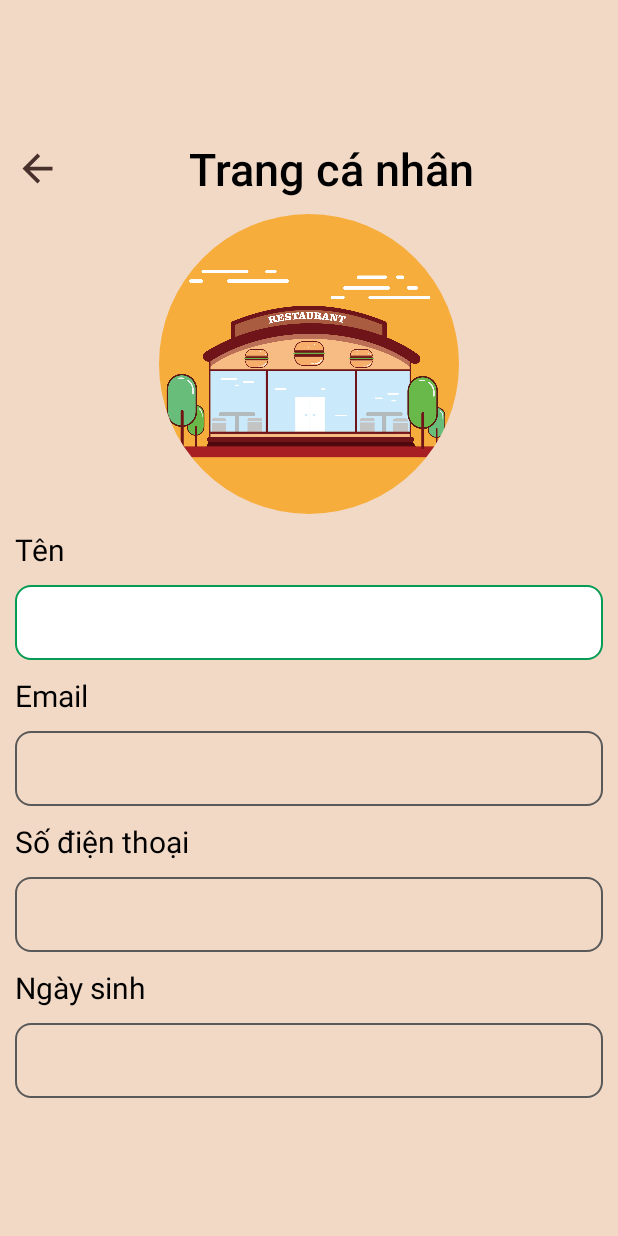
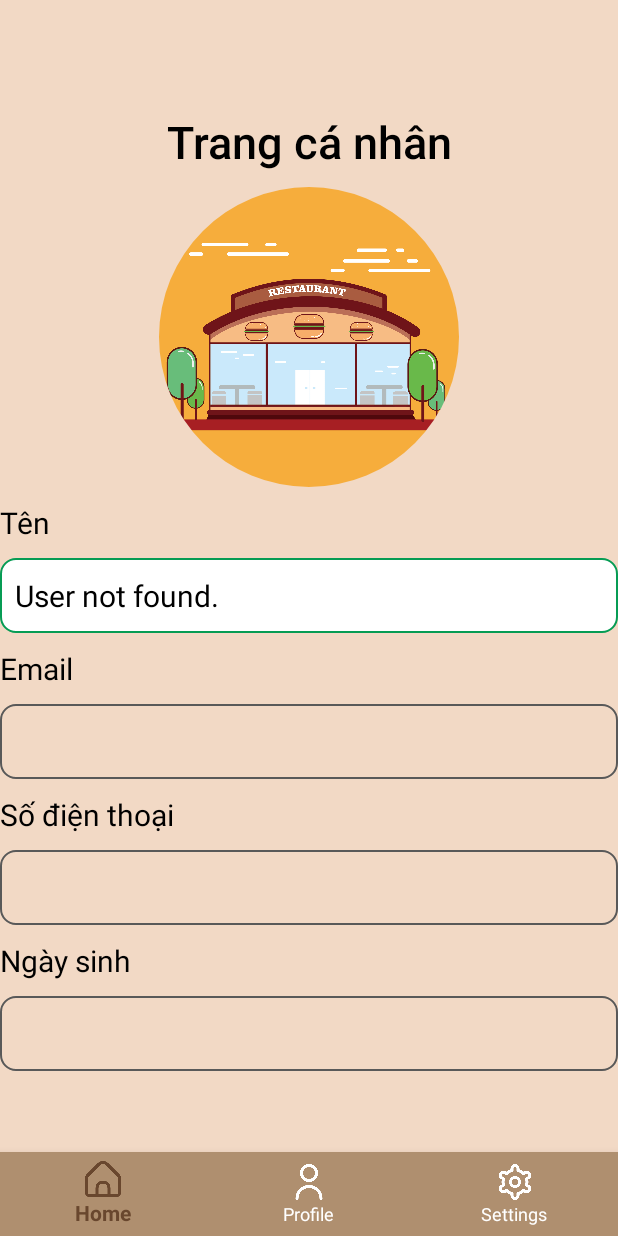
Before and after one commit to liorion-nguyen/manager-cafe, an Android app: the ProfileActivity screen opened directly, with no data from a screen before it, on a phone screen of 412 x 824 dp. Run offline under Robolectric (Android 15) with nearby library versions, the light colour scheme and no system bars; our stand-ins replace Firebase (no records; nobody signed in at launch, a user with empty details on screens opened directly).

Commit message:
feat: connect screen together and update login no out

```diff
--- a/app/src/main/java/com/example/quanlychuoicuahangcaphe/ProfileActivity.java
+++ b/app/src/main/java/com/example/quanlychuoicuahangcaphe/ProfileActivity.java
@@ -1,28 +1,91 @@
 package com.example.quanlychuoicuahangcaphe;
 
+import android.content.Intent;
 import android.content.SharedPreferences;
 import android.os.Bundle;
+import android.view.MenuItem;
+import android.widget.EditText;
+import android.widget.TextView;
 
 import androidx.activity.EdgeToEdge;
+import androidx.annotation.NonNull;
 import androidx.appcompat.app.AppCompatActivity;
 import androidx.core.graphics.Insets;
 import androidx.core.view.ViewCompat;
 import androidx.core.view.WindowInsetsCompat;
 
+import com.example.quanlychuoicuahangcaphe.Model.User;
+import com.google.firebase.database.DatabaseError;
+import com.google.firebase.database.DatabaseReference;
+import com.google.firebase.database.FirebaseDatabase;
+import com.google.firebase.database.ValueEventListener;
+import com.google.firebase.database.DataSnapshot;
+import com.google.android.material.bottomnavigation.BottomNavigationView;
+
+
 public class ProfileActivity extends AppCompatActivity {
-
+    private FirebaseDatabase database = FirebaseDatabase.getInstance();
+    private DatabaseReference myRef = database.getReference("Users");
+    private EditText edtName, edtEmail, edtPhone, edtBirthday;
     @Override
     protected void onCreate(Bundle savedInstanceState) {
         super.onCreate(savedInstanceState);
         EdgeToEdge.enable(this);
         setContentView(R.layout.activity_profile);
+
+        edtName = findViewById(R.id.edtTen);
+        edtEmail = findViewById(R.id.edtEmail);
+        edtPhone = findViewById(R.id.edtPhone);
+        edtBirthday = findViewById(R.id.edtBirthday);
+        fetchUserData();
+
         ViewCompat.setOnApplyWindowInsetsListener(findViewById(R.id.main), (v, insets) -> {
             Insets systemBars = insets.getInsets(WindowInsetsCompat.Type.systemBars());
             v.setPadding(systemBars.left, systemBars.top, systemBars.right, systemBars.bottom);
             return insets;
         });
+
+         // Initialize BottomNavigationView after setContentView
+         BottomNavigationView bottomNavigationView = findViewById(R.id.bottom_navigation);
+         bottomNavigationView.setOnNavigationItemSelectedListener(new BottomNavigationView.OnNavigationItemSelectedListener() {
+             @Override
+             public boolean onNavigationItemSelected(@NonNull MenuItem item) {
+               switch (item.getTitle().toString()) {
+                   case "Home":
+                       Intent intent = new Intent(ProfileActivity.this, AdminActivity.class);
+                       startActivity(intent);
+                       return true;
+                   case "Settings":
+                       return true;
+                   default:
+                       return false;
+               }
+             }
+         });
+    }
+
+    private void fetchUserData() {
         SharedPreferences sharedPreferences = getSharedPreferences("UserPrefs", MODE_PRIVATE);
         String email = sharedPreferences.getString("email", "");
-        // Lấy dữ liệu từ firebase
+
+        myRef.orderByChild("email").equalTo(email).addListenerForSingleValueEvent(new ValueEventListener() {
+            @Override
+            public void onDataChange(DataSnapshot dataSnapshot) {
+                if (dataSnapshot.exists()) {
+                    User user = dataSnapshot.getChildren().iterator().next().getValue(User.class);
+                    edtName.setText(user.getFullname());
+                    edtEmail.setText(user.getEmail());
+                    edtPhone.setText(user.getPhone());
+                    edtBirthday.setText(user.getBirthday());
+                } else {
+                    edtName.setText("User not found.");
+                }
+            }
+
+            @Override
+            public void onCancelled(DatabaseError databaseError) {
+                edtName.setText("Error fetching data.");
+            }
+        });
     }
 }
--- a/app/src/main/java/com/example/quanlychuoicuahangcaphe/SignUpActivity.java
+++ b/app/src/main/java/com/example/quanlychuoicuahangcaphe/SignUpActivity.java
@@ -111,7 +111,7 @@ public class SignUpActivity extends AppCompatActivity {
                                     alertDialog.setMessage("Đăng ký thành công!");
                                     alertDialog.setButton(AlertDialog.BUTTON_POSITIVE, "OK", (dialog, which) -> {
                                         String id = myRef.push().getKey();
-                                        User user = new User(id, HoVaTen, Email, MatKhau);
+                                        User user = new User(id, HoVaTen, Email, MatKhau, "", "");
                                         user.setId(id);
 
                                         myRef.child(id).setValue(user);
--- a/app/src/main/res/layout/activity_profile.xml
+++ b/app/src/main/res/layout/activity_profile.xml
@@ -6,114 +6,122 @@
     android:layout_width="match_parent"
     android:layout_height="match_parent"
     tools:context=".ProfileActivity">
+
     <LinearLayout
         android:layout_width="match_parent"
-        android:layout_height="match_parent"
+        android:layout_height="0dp"
         android:background="#f2d9c5"
         android:gravity="center"
         android:orientation="vertical"
-        android:padding="10dp"
-        >
-        <LinearLayout
+        app:layout_constraintTop_toTopOf="parent"
+        app:layout_constraintBottom_toTopOf="@id/bottom_navigation">
+
+        <TextView
             android:layout_width="match_parent"
-            android:layout_height="wrap_content" >
+            android:layout_height="wrap_content"
+            android:fontFamily="sans-serif-medium"
+            android:text="Trang cá nhân"
+            android:textAlignment="center"
+            android:textColor="#000000"
+            android:textSize="30sp"
+            android:layout_marginTop="20dp" />
 
-            <ImageView
-                android:id="@+id/imgBack"
-                android:src="@drawable/back"
-                android:layout_width="wrap_content"
-                android:layout_height="match_parent"
-                />
-            <TextView
-                android:textAlignment="center"
-                android:textColor="#000000"
-                android:textSize="30dp"
-                android:fontFamily="sans-serif-medium"
-                android:text="Trang cá nhân"
-                android:layout_width="match_parent"
-                android:layout_height="wrap_content" />
-        </LinearLayout>
-        <!--        <ImageView-->
-        <!--            android:src="@drawable/nhahang"-->
-        <!--            android:layout_marginTop="10dp"-->
-        <!--            android:layout_width="200dp"-->
-        <!--            android:layout_height="200dp"-->
-        <!--            />-->
         <com.google.android.material.imageview.ShapeableImageView
             android:id="@+id/imgAnh"
-            android:layout_marginTop="10dp"
             android:layout_width="200dp"
             android:layout_height="200dp"
-            app:shapeAppearanceOverlay="@style/roundedImageView"
+            android:layout_marginTop="10dp"
             android:src="@drawable/nhahang"
-            />
+            app:shapeAppearanceOverlay="@style/roundedImageView" />
+
         <TextView
+            android:layout_width="match_parent"
+            android:layout_height="wrap_content"
+            android:layout_marginTop="10dp"
+            android:text="Tên"
             android:textColor="#000000"
-            android:textSize="20dp"
-            android:text= "Tên"
-            android:layout_marginTop="10dp"
-            android:layout_width="match_parent"
-            android:layout_height="wrap_content" />
+            android:textSize="20sp" />
+
         <EditText
             android:id="@+id/edtTen"
+            android:layout_width="match_parent"
+            android:layout_height="50dp"
+            android:layout_marginTop="10dp"
             android:background="@drawable/custom_edittext_profile"
-            android:textSize="20dp"
-            android:textColor="#000000"
-            android:layout_marginTop="10dp"
             android:padding="10dp"
             android:text=""
+            android:textColor="#000000"
+            android:textSize="20sp" />
+
+        <TextView
             android:layout_width="match_parent"
-            android:layout_height="50dp"/>
-        <TextView
+            android:layout_height="wrap_content"
             android:layout_marginTop="10dp"
+            android:text="Email"
             android:textColor="#000000"
-            android:textSize="20dp"
-            android:text= "Email"
-            android:layout_width="match_parent"
-            android:layout_height="wrap_content" />
+            android:textSize="20sp" />
+
         <EditText
             android:id="@+id/edtEmail"
+            android:layout_width="match_parent"
+            android:layout_height="50dp"
+            android:layout_marginTop="10dp"
             android:background="@drawable/custom_edittext_profile"
-            android:textSize="20dp"
-            android:textColor="#000000"
-            android:layout_marginTop="10dp"
             android:padding="10dp"
             android:text=""
+            android:textColor="#000000"
+            android:textSize="20sp" />
+
+        <TextView
             android:layout_width="match_parent"
-            android:layout_height="50dp" />
-        <TextView
+            android:layout_height="wrap_content"
             android:layout_marginTop="10dp"
+            android:text="Số điện thoại"
             android:textColor="#000000"
-            android:textSize="20dp"
-            android:text= "Số điện thoại"
+            android:textSize="20sp" />
+
+        <EditText
+            android:id="@+id/edtPhone"
             android:layout_width="match_parent"
-            android:layout_height="wrap_content" />
-        <EditText
-            android:id="@+id/edtSDT"
+            android:layout_height="50dp"
+            android:layout_marginTop="10dp"
             android:background="@drawable/custom_edittext_profile"
-            android:textSize="20dp"
-            android:textColor="#000000"
-            android:layout_marginTop="10dp"
             android:padding="10dp"
             android:text=""
+            android:textColor="#000000"
+            android:textSize="20sp" />
+
+        <TextView
             android:layout_width="match_parent"
-            android:layout_height="50dp"/>
-        <TextView
+            android:layout_height="wrap_content"
             android:layout_marginTop="10dp"
+            android:text="Ngày sinh"
             android:textColor="#000000"
-            android:textSize="20dp"
-            android:text= "Ngày sinh"
+            android:textSize="20sp" />
+
+        <EditText
+            android:id="@+id/edtBirthday"
             android:layout_width="match_parent"
-            android:layout_height="wrap_content" />
-        <EditText
-            android:id="@+id/edtNgaySinh"
+            android:layout_height="50dp"
+            android:layout_marginTop="10dp"
             android:background="@drawable/custom_edittext_profile"
-            android:textSize="20dp"
-            android:textColor="#000000"
-            android:layout_marginTop="10dp"
             android:padding="10dp"
             android:text=""
-            android:layout_width="match_parent"
-            android:layout_height="50dp"/>
+            android:textColor="#000000"
+            android:textSize="20sp" />
     </LinearLayout>
+
+    <com.google.android.material.bottomnavigation.BottomNavigationView
+        android:id="@+id/bottom_navigation"
+        android:layout_width="match_parent"
+        android:layout_height="wrap_content"
+        android:background="#AF8F6F"
+        app:itemIconTint="@color/bottom_nav_item_color"
+        app:itemTextColor="@color/bottom_nav_item_color"
+        app:itemRippleColor="@android:color/transparent"
+        app:menu="@menu/bottom_nav_menu"
+        app:layout_constraintBottom_toBottomOf="parent"
+        app:layout_constraintStart_toStartOf="parent"
+        app:layout_constraintEnd_toEndOf="parent" />
+
 </androidx.constraintlayout.widget.ConstraintLayout>
```
Also changed, not shown: app/src/main/java/com/example/quanlychuoicuahangcaphe/MainActivity.java (+7 -0 lines), app/src/main/java/com/example/quanlychuoicuahangcaphe/Model/User.java (+23 -1 lines), 1 other file.
